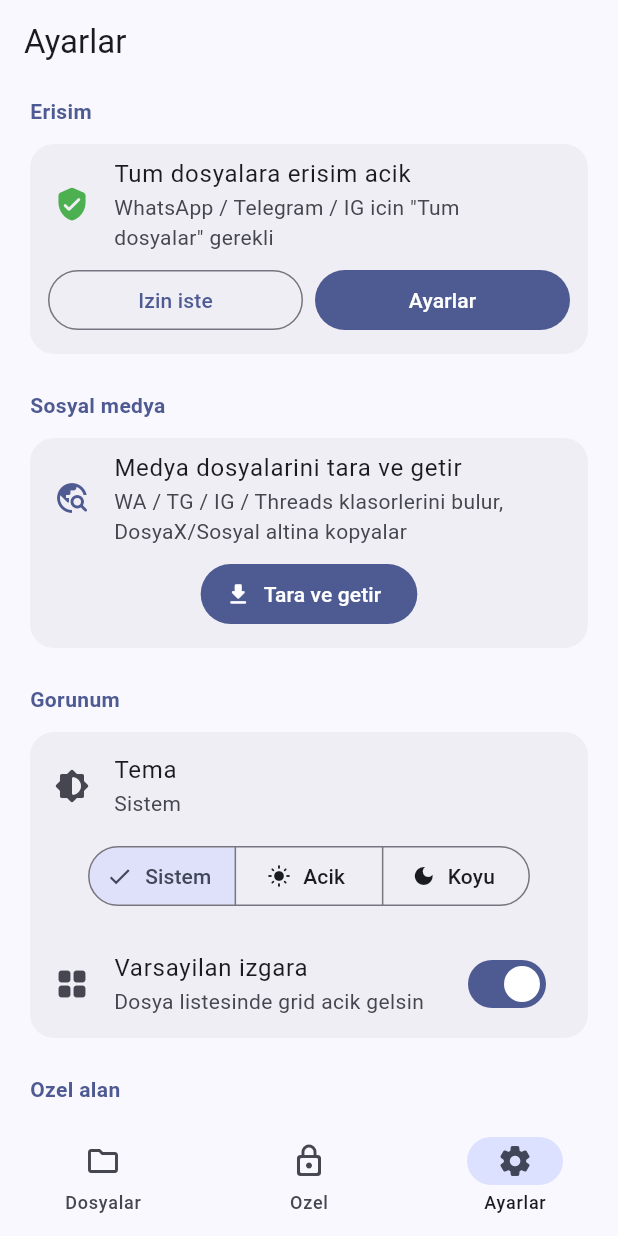
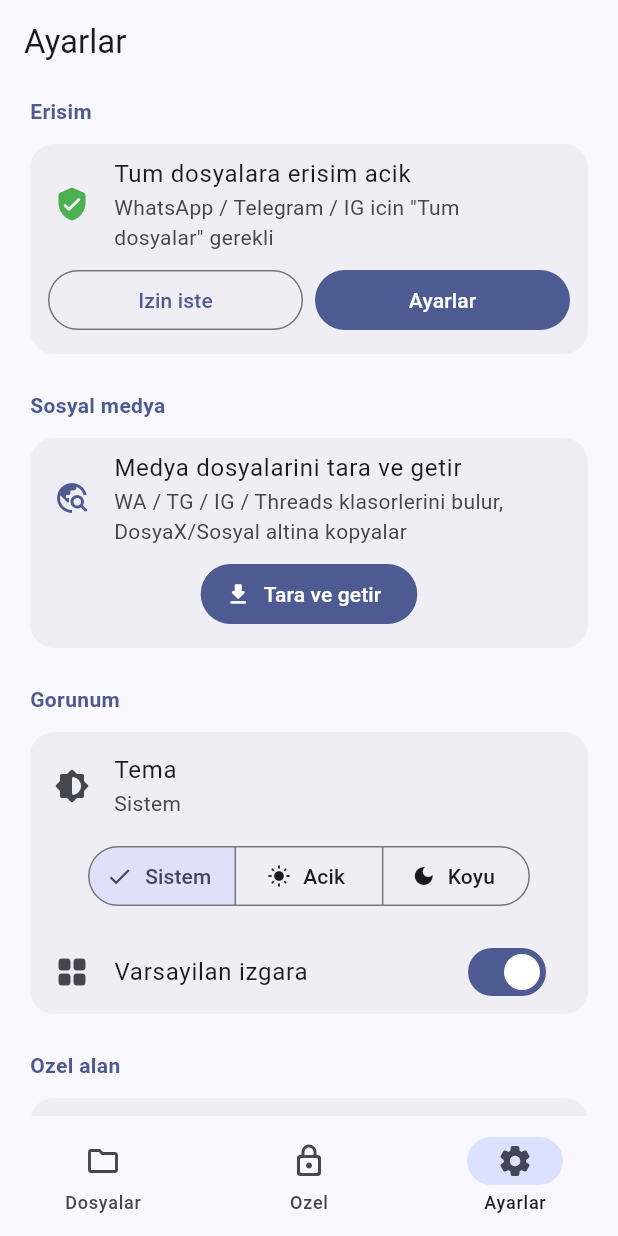
Before and after one commit to Lionapp1/DosyaX, a Flutter app: the screen it shows after launch, item 3 of the bottom bar chosen, on a phone screen of 412 x 824 dp. Run offline on Flutter 3.47's test engine with Material 3 defaults, Android fonts, the light colour scheme and no system bars; our stand-ins replace open_filex, permission_handler, share_plus, shared_preferences, video_player.

Commit message:
chore: about version 0.5.2

```diff
--- a/lib/screens/settings_screen.dart
+++ b/lib/screens/settings_screen.dart
@@ -193,7 +193,6 @@ class _SettingsScreenState extends State<SettingsScreen> {
                     SwitchListTile(
                       secondary: const Icon(Icons.grid_view_rounded),
                       title: const Text('Varsayilan izgara'),
-                      subtitle: const Text('Dosya listesinde grid acik gelsin'),
                       value: settings.preferGrid,
                       onChanged: settings.setPreferGrid,
                     ),
@@ -213,7 +212,6 @@ class _SettingsScreenState extends State<SettingsScreen> {
                   title: Text(
                     settings.hasPrivatePin ? 'PIN ayarli' : 'PIN henuz yok',
                   ),
-                  subtitle: const Text('Ozel sekmesinden PIN belirleyebilirsin'),
                   trailing: settings.hasPrivatePin
                       ? TextButton(
                           onPressed: () async {
@@ -252,7 +250,7 @@ class _SettingsScreenState extends State<SettingsScreen> {
                   leading: Icon(Icons.info_outline_rounded),
                   title: Text('DosyaX'),
                   subtitle: Text(
-                    'v0.5.1 (51)\n'
+                    'v0.5.2 (52)\n'
                     'Paket: com.lionapp1.dosyax',
                   ),
                   isThreeLine: true,
```
